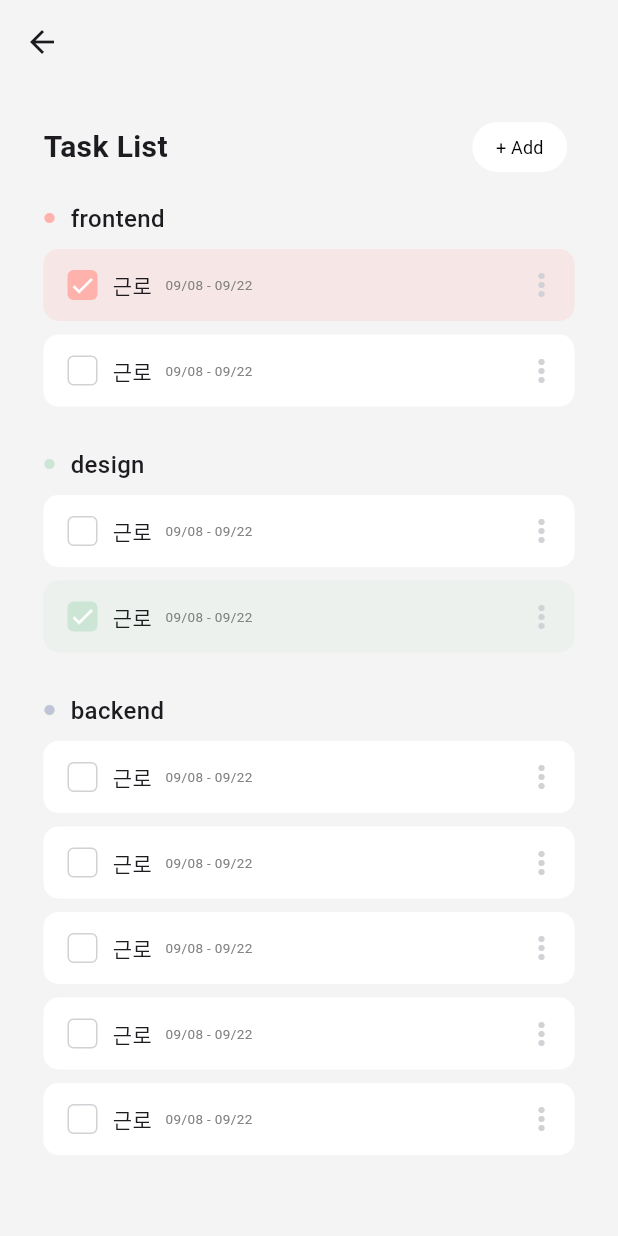
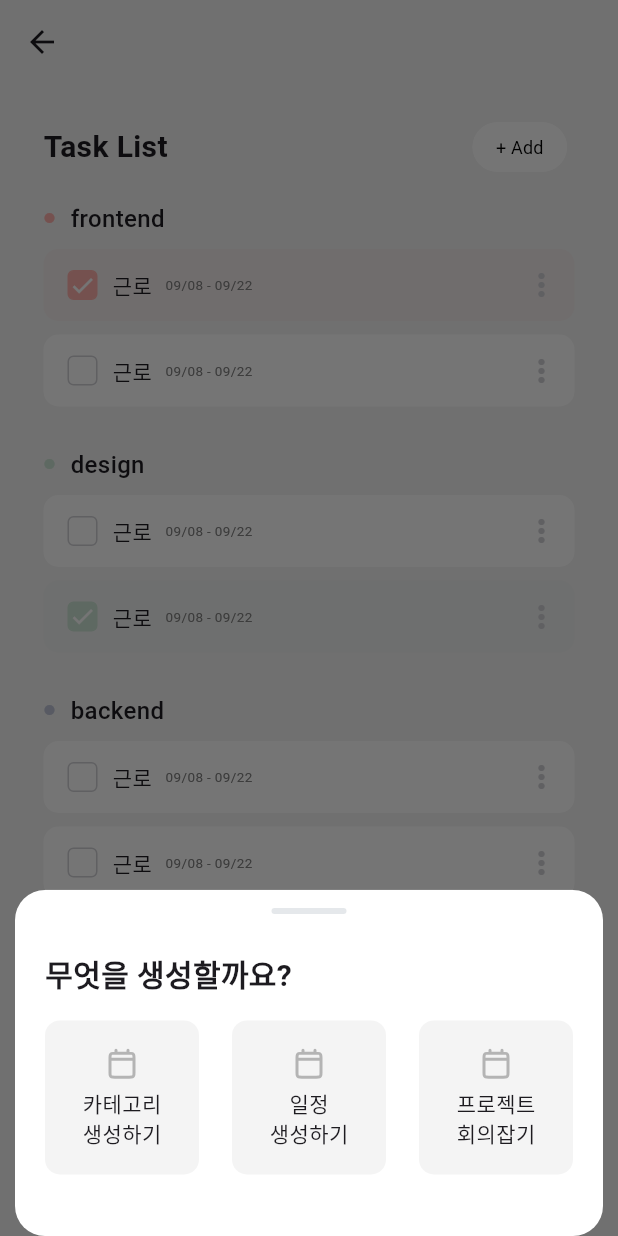
Before and after one commit to peep-todo/peep-todo-frontend, a Flutter app: the TeamDetailViewall screen opened by its route, after a tap on "+ Add", on a phone screen of 412 x 824 dp. Run offline on Flutter 3.47's test engine with Material 3 defaults, Android fonts, the phone set to English and light mode, and no system bars; our stand-ins replace flutter_svg, get, lottie, pie_chart, share_plus, syncfusion_flutter_datepicker; Roboto replaces fonts that are missing (SFPro).

Commit message:
add: add_choice 모달 생성

```diff
--- a/todo_peep/lib/screens/team/team_detail.dart
+++ b/todo_peep/lib/screens/team/team_detail.dart
@@ -9,7 +9,20 @@ class TeamDetail extends StatelessWidget {
     var screenWidth = MediaQuery.of(context).size.width;
     var screenHeight = MediaQuery.of(context).size.height;
 
-    final Map<String, dynamic> teamData = Get.arguments as Map<String, dynamic>;
+    // final Map<String, dynamic> teamData = Get.arguments as Map<String, dynamic>;
+
+    final Map<String, dynamic> teamData = {
+      'category': '',
+      'teamName': "",
+      'type': "Type.team",
+      'startDate': "controller.start.toString()",
+      'endDate': "controller.end.toString()",
+      'startTime': '',
+      'endTime': '',
+      'description': "controller.description.toString()",
+      'color': '',
+      'isChecked': false,
+    };
 
     // ignore: deprecated_member_use
     return WillPopScope(
@@ -47,7 +60,6 @@ class TeamDetail extends StatelessWidget {
                         color: Colors.white,
                       ),
                       width: (screenWidth - 68) / 2,
-                      height: 64,
                       child: Padding(
                         padding: const EdgeInsets.symmetric(
                             horizontal: 11, vertical: 10),
@@ -80,7 +92,6 @@ class TeamDetail extends StatelessWidget {
                         color: Colors.white,
                       ),
                       width: (screenWidth - 68) / 2,
-                      height: 64,
                       child: Padding(
                         padding: const EdgeInsets.symmetric(
                             horizontal: 11, vertical: 10),
--- a/todo_peep/lib/screens/team/team_detail_veiwall.dart
+++ b/todo_peep/lib/screens/team/team_detail_veiwall.dart
@@ -1,5 +1,6 @@
 import 'package:flutter/material.dart';
 import 'package:todo_peep/widgets/checkbox_componenet.dart';
+import 'package:todo_peep/widgets/common/add_choice.dart';
 
 enum Type { team, personal }
 
@@ -145,7 +146,28 @@ class TeamDetailViewall extends StatelessWidget {
                   Padding(
                     padding: const EdgeInsets.only(right: 5),
                     child: OutlinedButton(
-                      onPressed: () {},
+                      onPressed: () {
+                        showModalBottomSheet(
+                          backgroundColor: Colors.white,
+                          isScrollControlled: true,
+                          shape: const RoundedRectangleBorder(
+                            borderRadius: BorderRadius.vertical(
+                                top: Radius.circular(20),
+                                bottom: Radius.circular(20)),
+                          ),
+                          context: context,
+                          builder: (context) {
+                            return SizedBox(
+                              width: screenWidth - 20,
+                              height: screenHeight * 0.28, // 원하는 높이로 설정
+                              child: const Padding(
+                                padding: EdgeInsets.symmetric(horizontal: 20),
+                                child: AddChoice(),
+                              ),
+                            );
+                          },
+                        );
+                      },
                       style: OutlinedButton.styleFrom(
                         minimumSize: const Size(63, 33),
                         padding: const EdgeInsets.symmetric(horizontal: 10),
--- a/todo_peep/lib/widgets/checkbox_componenet.dart
+++ b/todo_peep/lib/widgets/checkbox_componenet.dart
@@ -36,7 +36,7 @@ class _CheckboxComponenetState extends State<CheckboxComponenet> {
         borderRadius: BorderRadius.circular(10),
         color: isChecked
             ? Color(int.parse('0xff${widget.taskData['color']}'))
-                .withOpacity(0.2)
+                .withOpacity(0.1)
             : Colors.white,
       ),
       child: Row(
--- /dev/null
+++ b/todo_peep/lib/widgets/common/add_choice.dart
@@ -0,0 +1,258 @@
+import 'package:flutter/material.dart';
+import 'package:flutter_svg/svg.dart';
+
+class AddChoice extends StatelessWidget {
+  const AddChoice({super.key});
+
+  @override
+  Widget build(BuildContext context) {
+    var screenWidth = MediaQuery.of(context).size.width;
+    var screenHeight = MediaQuery.of(context).size.height;
+
+    return Scaffold(
+      backgroundColor: Colors.white,
+      body: Column(
+        crossAxisAlignment: CrossAxisAlignment.start,
+        children: [
+          const SizedBox(height: 12),
+          Center(
+            child: Container(
+              width: 50,
+              height: 4,
+              decoration: const BoxDecoration(
+                color: Color(0xffE5E8EB),
+                borderRadius: BorderRadius.all(Radius.circular(20)),
+              ),
+            ),
+          ),
+          Container(
+            width: screenWidth,
+            height: screenHeight * 0.28 - 32,
+            child: Column(
+              mainAxisAlignment: MainAxisAlignment.center,
+              crossAxisAlignment: CrossAxisAlignment.start,
+              children: [
+                Text(
+                  "무엇을 생성할까요?",
+                  style: TextStyle(fontSize: 20, fontWeight: FontWeight.bold),
+                ),
+                SizedBox(
+                  height: 16,
+                ),
+                Row(
+                  mainAxisAlignment: MainAxisAlignment.spaceBetween,
+                  children: [
+                    Container(
+                      width: (screenWidth - 72 - 32) / 3,
+                      height: (screenWidth - 72 - 32) / 3,
+                      decoration: BoxDecoration(
+                        borderRadius: BorderRadius.circular(10),
+                        color: Color(0xfff4f4f4),
+                      ),
+                      child: Column(
+                        mainAxisAlignment: MainAxisAlignment.center,
+                        children: [
+                          SvgPicture.asset("assets/images/Calendar.svg"),
+                          SizedBox(
+                            height: 3,
+                          ),
+                          Text("카테고리"),
+                          Text("생성하기"),
+                        ],
+                      ),
+                    ),
+                    Container(
+                      width: (screenWidth - 72 - 32) / 3,
+                      height: (screenWidth - 72 - 32) / 3,
+                      decoration: BoxDecoration(
+                        borderRadius: BorderRadius.circular(10),
+                        color: Color(0xfff4f4f4),
+                      ),
+                      child: Column(
+                        mainAxisAlignment: MainAxisAlignment.center,
+                        children: [
+                          SvgPicture.asset("assets/images/Calendar.svg"),
+                          SizedBox(
+                            height: 3,
+                          ),
+                          Text("일정"),
+                          Text("생성하기"),
+                        ],
+                      ),
+                    ),
+                    Container(
+                      width: (screenWidth - 72 - 32) / 3,
+                      height: (screenWidth - 72 - 32) / 3,
+                      decoration: BoxDecoration(
+                        borderRadius: BorderRadius.circular(10),
+                        color: Color(0xfff4f4f4),
+                      ),
+                      child: Column(
+                        mainAxisAlignment: MainAxisAlignment.center,
+                        children: [
+                          SvgPicture.asset("assets/images/Calendar.svg"),
+                          SizedBox(
+                            height: 3,
+                          ),
+                          Text("프로젝트"),
+                          Text("회의잡기"),
+                        ],
+                      ),
+                    ),
+                  ],
+                ),
+              ],
+            ),
+          )
+          // Column(
+          //   crossAxisAlignment: CrossAxisAlignment.start,
+          //   children: [
+          //     Text(
+          //       "무엇을 생성할까요?",
+          //       style: TextStyle(fontSize: 20, fontWeight: FontWeight.bold),
+          //     ),
+          //     SizedBox(
+          //       height: 16,
+          //     ),
+          //     Row(
+          //       mainAxisAlignment: MainAxisAlignment.spaceBetween,
+          //       children: [
+          //         Container(
+          //           width: (screenWidth - 72 - 32) / 3,
+          //           height: (screenWidth - 72 - 32) / 3,
+          //           decoration: BoxDecoration(
+          //             borderRadius: BorderRadius.circular(10),
+          //             color: Color(0xfff4f4f4),
+          //           ),
+          //           child: Column(
+          //             mainAxisAlignment: MainAxisAlignment.center,
+          //             children: [
+          //               SvgPicture.asset("assets/images/Calendar.svg"),
+          //               SizedBox(
+          //                 height: 3,
+          //               ),
+          //               Text("카테고리"),
+          //               Text("생성하기"),
+          //             ],
+          //           ),
+          //         ),
+          //         Container(
+          //           width: (screenWidth - 72 - 32) / 3,
+          //           height: (screenWidth - 72 - 32) / 3,
+          //           decoration: BoxDecoration(
+          //             borderRadius: BorderRadius.circular(10),
+          //             color: Color(0xfff4f4f4),
+          //           ),
+          //           child: Column(
+          //             mainAxisAlignment: MainAxisAlignment.center,
+          //             children: [
+          //               SvgPicture.asset("assets/images/Calendar.svg"),
+          //               SizedBox(
+          //                 height: 3,
+          //               ),
+          //               Text("일정"),
+          //               Text("생성하기"),
+          //             ],
+          //           ),
+          //         ),
+          //         Container(
+          //           width: (screenWidth - 72 - 32) / 3,
+          //           height: (screenWidth - 72 - 32) / 3,
+          //           decoration: BoxDecoration(
+          //             borderRadius: BorderRadius.circular(10),
+          //             color: Color(0xfff4f4f4),
+          //           ),
+          //           child: Column(
+          //             mainAxisAlignment: MainAxisAlignment.center,
+          //             children: [
+          //               SvgPicture.asset("assets/images/Calendar.svg"),
+          //               SizedBox(
+          //                 height: 3,
+          //               ),
+          //               Text("프로젝트"),
+          //               Text("회의잡기"),
+          //             ],
+          //           ),
+          //         ),
+          //       ],
+          //     ),
+          //   ],
+          // ),
+
+          // const SizedBox(
+          //   height: 16,
+          // ),
+          // Text(
+          //   "무엇을 생성할까요?",
+          //   style: TextStyle(fontSize: 20, fontWeight: FontWeight.bold),
+          // ),
+          // SizedBox(
+          //   height: 16,
+          // ),
+          // Row(
+          //   mainAxisAlignment: MainAxisAlignment.spaceBetween,
+          //   children: [
+          //     Container(
+          //       width: (screenWidth - 72 - 32) / 3,
+          //       height: (screenWidth - 72 - 32) / 3,
+          //       decoration: BoxDecoration(
+          //         borderRadius: BorderRadius.circular(10),
+          //         color: Color(0xfff4f4f4),
+          //       ),
+          //       child: Column(
+          //         mainAxisAlignment: MainAxisAlignment.center,
+          //         children: [
+          //           SvgPicture.asset("assets/images/Calendar.svg"),
+          //           SizedBox(
+          //             height: 3,
+          //           ),
+          //           Text("카테고리"),
+          //           Text("생성하기"),
+          //         ],
+          //       ),
+          //     ),
+          //     Container(
+          //       width: (screenWidth - 72 - 32) / 3,
+          //       height: (screenWidth - 72 - 32) / 3,
+          //       decoration: BoxDecoration(
+          //         borderRadius: BorderRadius.circular(10),
+          //         color: Color(0xfff4f4f4),
+          //       ),
+          //       child: Column(
+          //         mainAxisAlignment: MainAxisAlignment.center,
+          //         children: [
+          //           SvgPicture.asset("assets/images/Calendar.svg"),
+          //           SizedBox(
+          //             height: 3,
+          //           ),
+          //           Text("카테고리"),
+          //           Text("생성하기"),
+          //         ],
+          //       ),
+          //     ),
+          //     Container(
+          //       width: (screenWidth - 72 - 32) / 3,
+          //       height: (screenWidth - 72 - 32) / 3,
+          //       decoration: BoxDecoration(
+          //         borderRadius: BorderRadius.circular(10),
+          //         color: Color(0xfff4f4f4),
+          //       ),
+          //       child: Column(
+          //         mainAxisAlignment: MainAxisAlignment.center,
+          //         children: [
+          //           SvgPicture.asset("assets/images/Calendar.svg"),
+          //           SizedBox(
+          //             height: 3,
+          //           ),
+          //           Text("카테고리"),
+          //           Text("생성하기"),
+          //         ],
+          //       ),
+          //     ),
+          //   ],
+          // ),
+        ],
+      ),
+    );
+  }
+}
```
Also changed, not shown: todo_peep/assets/images/add_choice/category.svg (added).
